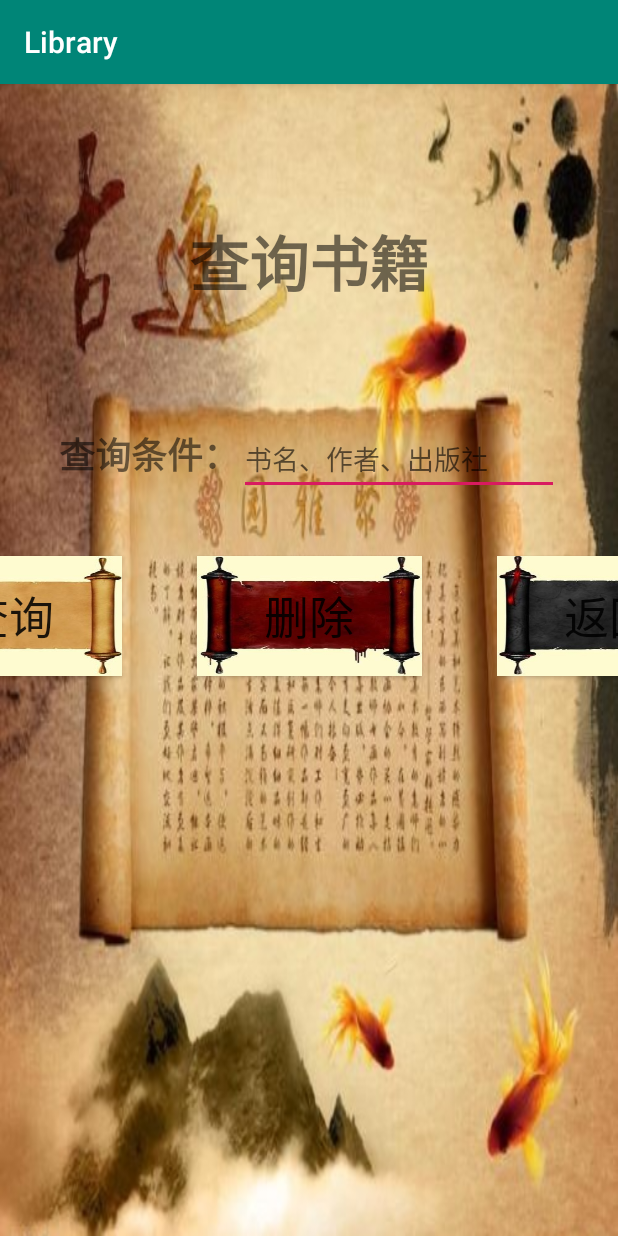
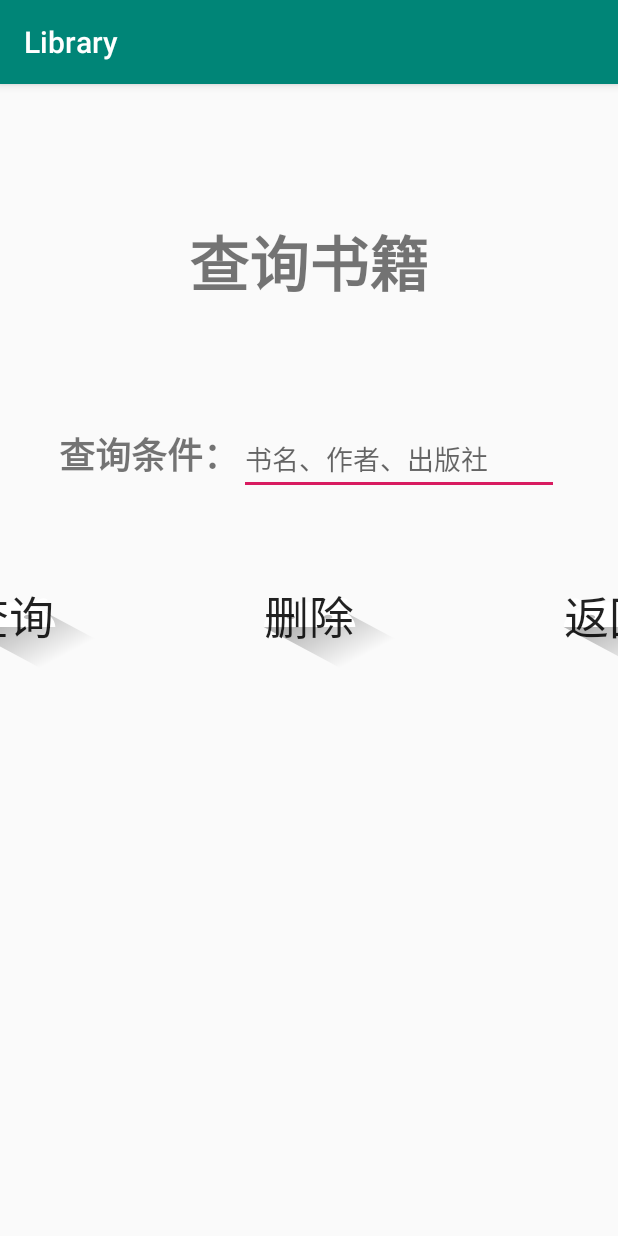
Before and after one commit to q524936601/Library, an Android app: the ChaxunActivity screen opened directly, with no data from a screen before it, on a phone screen of 412 x 824 dp. Run offline under Robolectric (Android 15) with nearby library versions, the phone set to English and light mode, and no system bars; 2 statements that could not run were skipped.

Commit message:
查询界面

```diff
--- a/app/src/main/res/layout/activity_chaxun.xml
+++ b/app/src/main/res/layout/activity_chaxun.xml
@@ -4,7 +4,7 @@
     xmlns:tools="http://schemas.android.com/tools"
     android:layout_width="match_parent"
     android:layout_height="match_parent"
-    android:background="@drawable/beijing"
+
     tools:context=".ChaxunActivity">
 
     <TextView
@@ -54,7 +54,7 @@
         android:layout_marginTop="50dp"
         android:layout_marginEnd="50dp"
         android:layout_marginRight="50dp"
-        android:background="@drawable/yi"
+        android:background="@drawable/ic_launcher_foreground"
         android:text="查询"
         android:textSize="30sp"
         app:layout_constraintEnd_toStartOf="@+id/btn_cx_shanchu"
@@ -69,7 +69,7 @@
         android:layout_height="80dp"
         android:layout_marginStart="50dp"
         android:layout_marginLeft="50dp"
-        android:background="@drawable/san"
+        android:background="@drawable/ic_launcher_foreground"
         android:text="返回"
         android:textSize="30sp"
         app:layout_constraintBaseline_toBaselineOf="@+id/btn_cx_shanchu"
@@ -81,7 +81,7 @@
         android:id="@+id/btn_cx_shanchu"
         android:layout_width="150dp"
         android:layout_height="80dp"
-        android:background="@drawable/er"
+        android:background="@drawable/ic_launcher_foreground"
         android:text="删除"
         android:textSize="30sp"
         app:layout_constraintBaseline_toBaselineOf="@+id/btn_cx_chaxun"
```
